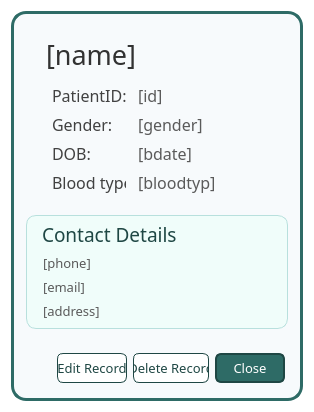
First picture: the form in ui/popup_patientdetails.ui, repository karlito20/AdoraFlowProject, before the edit.
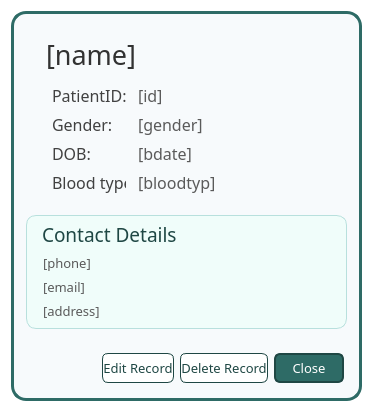
Second picture: the form after the edit.

```diff
--- a/ui/popup_patientdetails.ui
+++ b/ui/popup_patientdetails.ui
@@ -9,7 +9,7 @@
    <rect>
     <x>0</x>
     <y>0</y>
-    <width>314</width>
+    <width>373</width>
     <height>342</height>
    </rect>
   </property>
```
